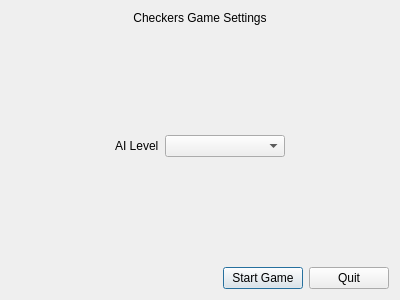
Before: the Qt Designer form settingsdialog.ui in CapdinCrando/Extreme-Checkers, drawn with Qt 5.
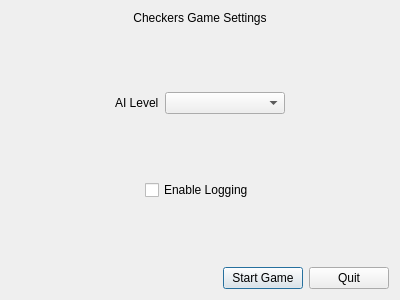
After: the same form once the commit is applied.

Commit message: Added setting for logging

```diff
--- a/settingsdialog.ui
+++ b/settingsdialog.ui
@@ -35,7 +35,7 @@
      <property name="sizeHint" stdset="0">
       <size>
        <width>20</width>
-       <height>95</height>
+       <height>40</height>
       </size>
      </property>
     </spacer>
@@ -99,7 +99,30 @@
      <property name="sizeHint" stdset="0">
       <size>
        <width>20</width>
-       <height>95</height>
+       <height>40</height>
+      </size>
+     </property>
+    </spacer>
+   </item>
+   <item alignment="Qt::AlignHCenter">
+    <widget class="QCheckBox" name="loggingCheckBox">
+     <property name="toolTip">
+      <string>Enables output of game data to a log file</string>
+     </property>
+     <property name="text">
+      <string>Enable Logging</string>
+     </property>
+    </widget>
+   </item>
+   <item>
+    <spacer name="verticalSpacer_3">
+     <property name="orientation">
+      <enum>Qt::Vertical</enum>
+     </property>
+     <property name="sizeHint" stdset="0">
+      <size>
+       <width>20</width>
+       <height>40</height>
       </size>
      </property>
     </spacer>
```
Left out of the diff: 3 changed lines with no effect on the pictures. The commit also changes 2 other files.
